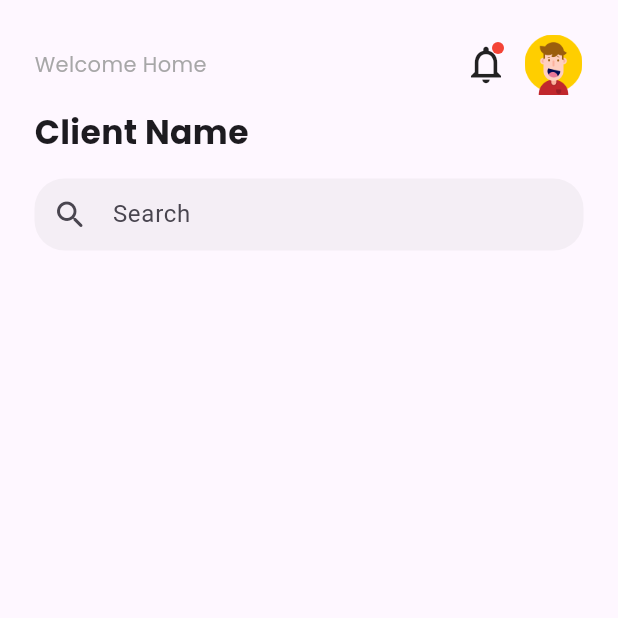
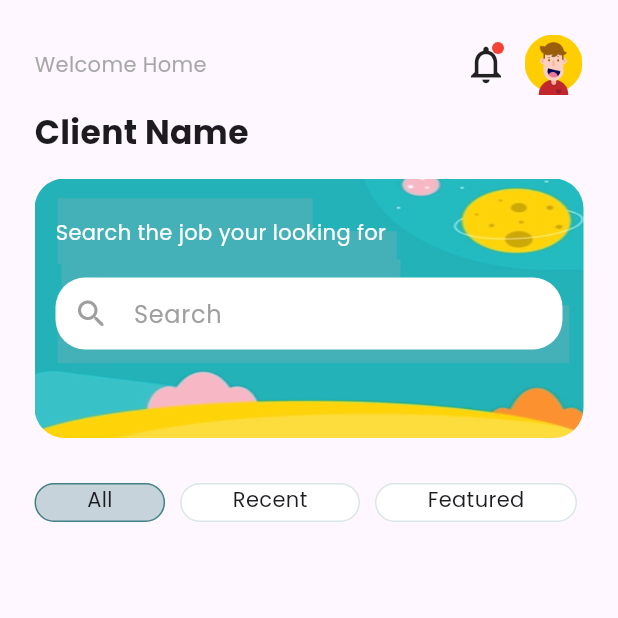
Before and after one commit to eyob2m/job_portal_app, a Flutter app: the HomePage screen opened directly, on a phone screen of 412 x 824 dp, the top half of it. Run offline on Flutter 3.47's test engine with Material 3 defaults, Android fonts, the phone set to English and light mode, and no system bars; our stand-ins replace get, get_storage, google_fonts, image_picker; missing offline and left inert: dart:ffi; accounts and stored records are empty.

Commit message:
bottomhome

```diff
--- /dev/null
+++ b/job_portal_app/lib/screens/bottom_home_page.dart
@@ -0,0 +1,56 @@
+// ignore_for_file: prefer_const_constructors, avoid_unnecessary_containers, prefer_const_literals_to_create_immutables, sized_box_for_whitespace
+
+import 'package:flutter/material.dart';
+import 'package:google_fonts/google_fonts.dart';
+import 'package:job_portal_app/widgets/app_colors.dart' as appcolors;
+
+class BottomHome extends StatefulWidget {
+  const BottomHome({super.key});
+
+  @override
+  State<BottomHome> createState() => _BottomHomeState();
+}
+
+class _BottomHomeState extends State<BottomHome> {
+  final tabList = <String>["All", "Recent", "Featured"];
+  var selected = 0;
+  @override
+  Widget build(BuildContext context) {
+    return Container(
+        margin: EdgeInsets.symmetric(vertical: 20),
+        height: 26,
+        child: ListView.separated(
+            scrollDirection: Axis.horizontal,
+            itemBuilder: (context, index) {
+              return GestureDetector(
+                onTap: () {
+                  setState(() {
+                    selected = index;
+                  });
+                },
+                child: Container(
+                  padding: EdgeInsets.symmetric(horizontal: 34),
+                  decoration: BoxDecoration(
+                      color: selected == index
+                          ? appcolors.primaryColor.withOpacity(0.3)
+                          : Colors.white,
+                      border: Border.all(
+                          color: selected == index
+                              ? appcolors.primaryColor
+                              : appcolors.primaryColor.withOpacity(0.2)),
+                      borderRadius: BorderRadius.circular(20)),
+                  child: Text(
+                    tabList[index],
+                    style: GoogleFonts.poppins(fontSize: 14),
+                  ),
+                ),
+              );
+            },
+            separatorBuilder: (_, index) {
+              return SizedBox(
+                width: 10,
+              );
+            },
+            itemCount: tabList.length));
+  }
+}
--- a/job_portal_app/lib/screens/home_page.dart
+++ b/job_portal_app/lib/screens/home_page.dart
@@ -1,9 +1,13 @@
 // ignore_for_file: prefer_const_constructors, avoid_unnecessary_containers, prefer_const_literals_to_create_immutables
 
+import 'dart:ffi';
+
+import 'package:flutter/cupertino.dart';
 import 'package:flutter/material.dart';
+import 'package:flutter/widgets.dart';
 import 'package:google_fonts/google_fonts.dart';
-import 'package:job_portal_app/widgets/job_list.dart';
-import 'package:job_portal_app/widgets/job_upload.dart';
+import 'package:job_portal_app/screens/bottom_home_page.dart';
+import 'package:job_portal_app/widgets/app_colors.dart' as appcolors;
 
 class HomePage extends StatelessWidget {
   const HomePage({super.key});
@@ -72,18 +76,52 @@ class HomePage extends StatelessWidget {
               SizedBox(
                 height: 15,
               ),
+              SizedBox(
+                child: Container(
+                  padding: EdgeInsets.all(14),
+                  decoration: BoxDecoration(
+                      image: DecorationImage(
+                          image: AssetImage("assets/images/search_bg.png"),
+                          fit: BoxFit.fill),
+                      borderRadius: BorderRadius.circular(20)),
+                  child: Column(
+                    crossAxisAlignment: CrossAxisAlignment.start,
+                    children: [
+                      SizedBox(height: 12),
+                      Text(
+                        "Search the job your looking for",
+                        style: GoogleFonts.poppins(
+                            color: Colors.white, fontSize: 14),
+                      ),
+                      SizedBox(
+                        height: 20,
+                      ),
                       TextField(
                         decoration: InputDecoration(
                             hintText: "Search",
-                    prefixIcon: Icon(Icons.search_rounded),
+                            hintStyle: GoogleFonts.poppins(color: Colors.grey),
+                            prefixIcon: Icon(
+                              Icons.search_rounded,
+                              color: Colors.grey,
+                            ),
                             border: OutlineInputBorder(
                                 borderRadius: BorderRadius.circular(20),
                                 borderSide: BorderSide.none),
                             contentPadding: EdgeInsets.zero,
-                    fillColor: Colors.grey.withOpacity(0.1),
+                            fillColor: Colors.white,
                             filled: true),
                       ),
-              Expanded(child: JobList())
+                      SizedBox(
+                        height: 45,
+                      )
+                    ],
+                  ),
+                ),
+              ),
+              SizedBox(
+                height: 10,
+              ),
+              BottomHome()
             ],
           ),
         ),
```
Lines whose indentation alone changed are shown as unchanged.
